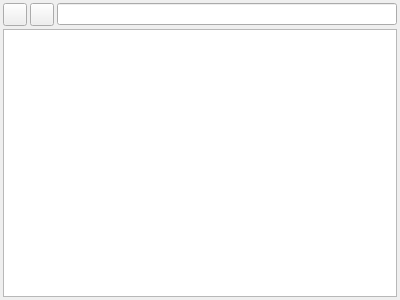
LeZheng/Canary-Adb, file cdevicefileform.ui: the form before one commit.
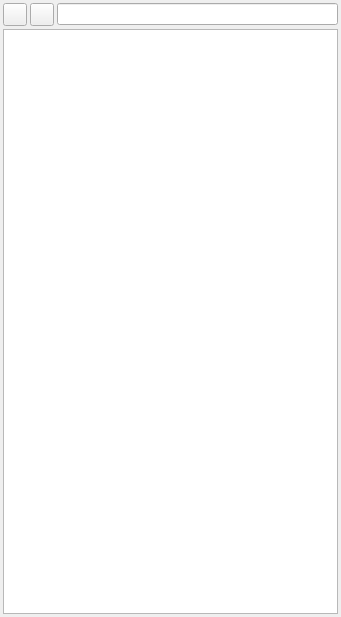
The form after the commit. Custom widgets are drawn as their Qt base class.

Patch:
```diff
--- a/cdevicefileform.ui
+++ b/cdevicefileform.ui
@@ -6,8 +6,8 @@
    <rect>
     <x>0</x>
     <y>0</y>
-    <width>400</width>
-    <height>300</height>
+    <width>341</width>
+    <height>617</height>
    </rect>
   </property>
   <property name="windowTitle">
@@ -44,7 +44,11 @@
     </widget>
    </item>
    <item row="0" column="2">
-    <widget class="QLineEdit" name="pathLineEdit"/>
+    <widget class="QLineEdit" name="pathLineEdit">
+     <property name="readOnly">
+      <bool>true</bool>
+     </property>
+    </widget>
    </item>
    <item row="1" column="0" colspan="3">
     <widget class="CDeviceFileTableWidget" name="fileTableWidget">
```
